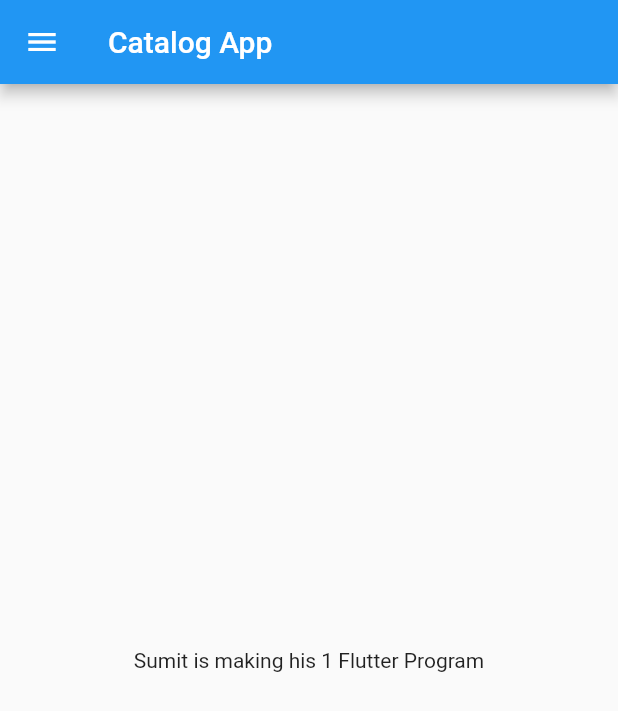
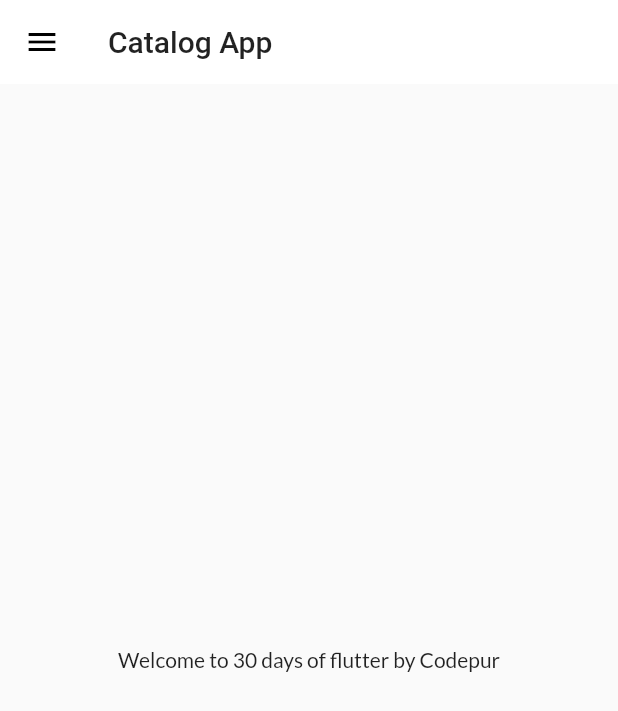
Before and after one commit to sumitk9887/BuySmart, a Flutter app: the screen it shows after launch, on a phone screen of 412 x 824 dp. Shown: the top 711 px of the screen. Run offline on Flutter 3.47's test engine with Material 2 defaults, Android fonts, the light colour scheme and no system bars; our stand-ins replace google_fonts.

Commit message:
day 9 completed

```diff
--- a/lib/main.dart
+++ b/lib/main.dart
@@ -1,8 +1,8 @@
-import "package:flutter/material.dart";
-import 'package:flutter_catalog/pages/home_page.dart';
+import 'package:flutter/material.dart';
 import 'package:flutter_catalog/pages/login_page.dart';
-import 'package:google_fonts/google_fonts.dart';
 import 'package:flutter_catalog/utils/routes.dart';
+import 'pages/home_page.dart';
+import 'package:flutter_catalog/widgets/themes.dart';
 
 void main() {
   runApp(MyApp());
@@ -12,19 +12,16 @@
   @override
   Widget build(BuildContext context) {
     return MaterialApp(
-      color: Colors.white,
       themeMode: ThemeMode.light,
-      darkTheme: ThemeData.dark(),
-      theme: ThemeData(
-          fontFamily: GoogleFonts.lato().fontFamily,
-          primarySwatch: Colors.deepPurple,
-          primaryColor: Colors.deepPurple),
+      theme: MyTheme.lightTheme(context),
+      darkTheme: MyTheme.darkTheme(context),
+      debugShowCheckedModeBanner: false,
+      initialRoute: MyRoutes.homeRoute,
       routes: {
-        "/": (context) => HomePage(),
-        MyRoutes.loginRoute: (context) => LoginPage(),
-        MyRoutes.homeRoute: (context) => HomePage()
+        "/": (context) => LoginPage(),
+        MyRoutes.homeRoute: (context) => HomePage(),
+        MyRoutes.loginRoute: (context) => LoginPage()
       },
-      debugShowCheckedModeBanner: false,
     );
   }
 }
--- a/lib/pages/home_page.dart
+++ b/lib/pages/home_page.dart
@@ -2,21 +2,20 @@
 import 'package:flutter_catalog/widgets/drawer.dart';
 
 class HomePage extends StatelessWidget {
+  final int days = 30;
+  final String name = "Codepur";
   @override
   Widget build(BuildContext context) {
-    int x = 1;
-    String name = "Sumit";
-    return MaterialApp(
-        debugShowCheckedModeBanner: false,
-        home: Scaffold(
+    return Scaffold(
       appBar: AppBar(
         title: Text("Catalog App"),
       ),
       body: Center(
         child: Container(
-            child: Text("$name is making his $x Flutter Program"),
-          )),
+          child: Text("Welcome to $days days of flutter by $name"),
+        ),
+      ),
       drawer: MyDrawer(),
-        ));
+    );
   }
 }
--- a/lib/widgets/drawer.dart
+++ b/lib/widgets/drawer.dart
@@ -6,7 +6,7 @@
   Widget build(BuildContext context) {
     return Drawer(
       child: Container(
-        color: Colors.blue,
+        color: Colors.deepPurple,
         child: ListView(
           children: [
             DrawerHeader(
--- /dev/null
+++ b/lib/widgets/themes.dart
@@ -0,0 +1,17 @@
+import 'package:flutter/material.dart';
+import 'package:google_fonts/google_fonts.dart';
+
+class MyTheme {
+  static ThemeData lightTheme(BuildContext context) => ThemeData(
+      primarySwatch: Colors.deepPurple,
+      fontFamily: GoogleFonts.lato().fontFamily,
+      appBarTheme: AppBarTheme(
+          color: Colors.white,
+          elevation: 0.0,
+          textTheme: Theme.of(context).textTheme,
+          iconTheme: IconThemeData(color: Colors.black)));
+
+  static ThemeData darkTheme(BuildContext context) => ThemeData(
+        brightness: Brightness.dark,
+      );
+}
```
Also changed, not shown: lib/models/catalog.dart (added, +21 -0 lines). Lines whose indentation alone changed are shown as unchanged.
